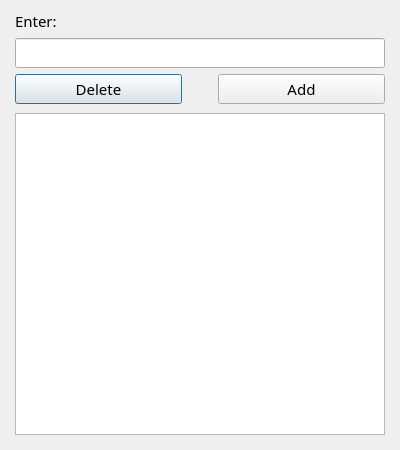
Before: the Qt Designer form gui/list_editor.ui in SenaThenu/social-media-grower, drawn with Qt 5.
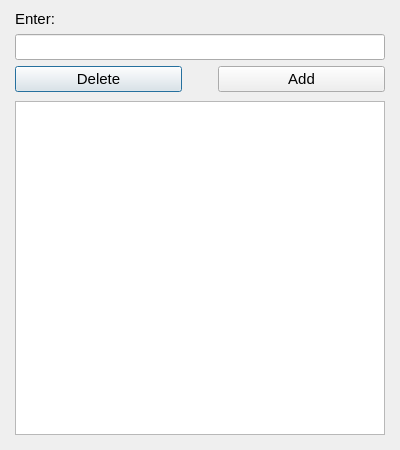
After: the same form once the commit is applied.

```diff
--- a/gui/list_editor.ui
+++ b/gui/list_editor.ui
@@ -46,13 +46,26 @@
    </property>
    <item>
     <widget class="QLabel" name="itemInputPrompt">
+     <property name="font">
+      <font>
+       <family>Segoe UI</family>
+       <pointsize>11</pointsize>
+      </font>
+     </property>
      <property name="text">
       <string>Enter:</string>
      </property>
     </widget>
    </item>
    <item>
-    <widget class="QLineEdit" name="itemInputField"/>
+    <widget class="QLineEdit" name="itemInputField">
+     <property name="font">
+      <font>
+       <family>Segoe UI</family>
+       <pointsize>11</pointsize>
+      </font>
+     </property>
+    </widget>
    </item>
    <item>
     <layout class="QHBoxLayout" name="horizontalLayout">
@@ -73,6 +86,12 @@
          <height>0</height>
         </size>
        </property>
+       <property name="font">
+        <font>
+         <family>Segoe UI</family>
+         <pointsize>11</pointsize>
+        </font>
+       </property>
        <property name="text">
         <string>Delete</string>
        </property>
@@ -80,6 +99,12 @@
      </item>
      <item>
       <spacer name="btnSpacer">
+       <property name="font">
+        <font>
+         <family>Segoe UI</family>
+         <pointsize>11</pointsize>
+        </font>
+       </property>
        <property name="orientation">
         <enum>Qt::Horizontal</enum>
        </property>
@@ -96,6 +121,12 @@
      </item>
      <item>
       <widget class="QPushButton" name="addBtn">
+       <property name="font">
+        <font>
+         <family>Segoe UI</family>
+         <pointsize>11</pointsize>
+        </font>
+       </property>
        <property name="text">
         <string>Add</string>
        </property>
@@ -104,7 +135,14 @@
     </layout>
    </item>
    <item>
-    <widget class="QListWidget" name="itemsList"/>
+    <widget class="QListWidget" name="itemsList">
+     <property name="font">
+      <font>
+       <family>Segoe UI</family>
+       <pointsize>11</pointsize>
+      </font>
+     </property>
+    </widget>
    </item>
   </layout>
  </widget>
```
